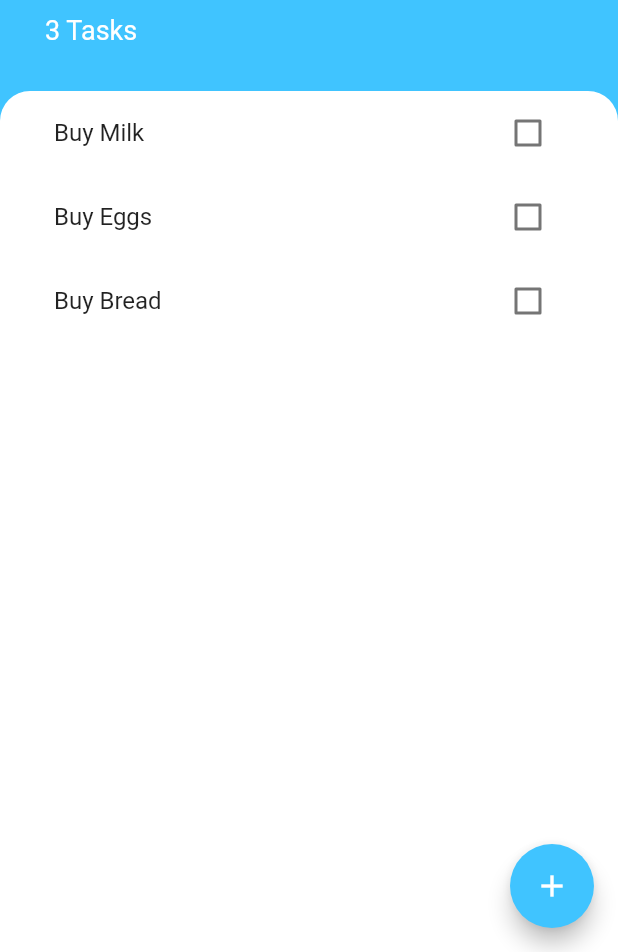
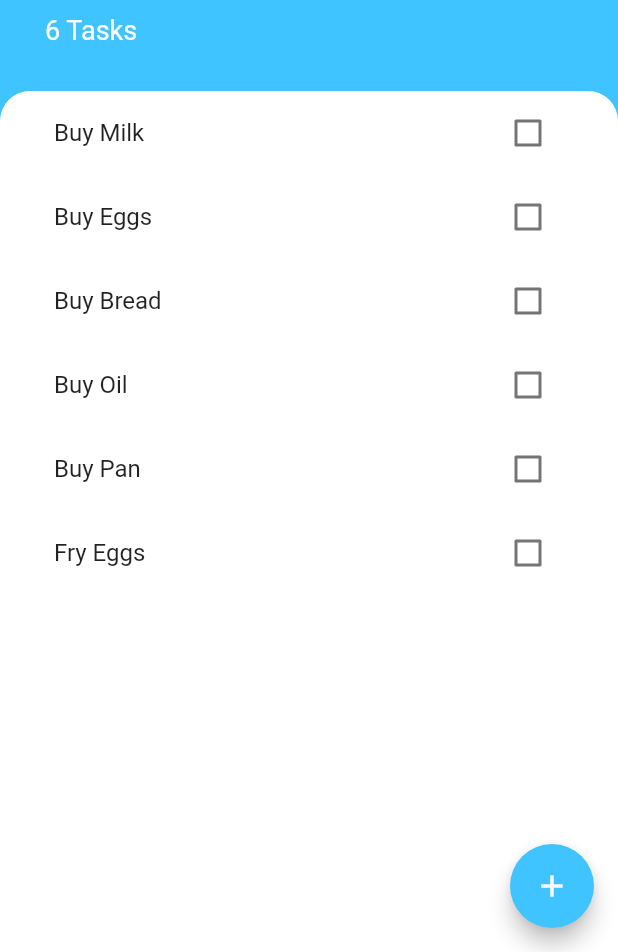
Before and after one commit to Michaelalo1/todoey, a Flutter app: the screen it shows after launch, on a phone screen of 412 x 824 dp, the part 284-1236 px from its top. Run offline on Flutter 3.47's test engine with Material 2 defaults, Android fonts, the phone set to English and light mode, and no system bars.

Commit message:
added tasks

```diff
--- a/lib/screens/tasks_screen.dart
+++ b/lib/screens/tasks_screen.dart
@@ -13,6 +13,9 @@ class _TasksScreenState extends State<TasksScreen> {
     Task(name: 'Buy Milk'),
     Task(name: 'Buy Eggs'),
     Task(name: 'Buy Bread'),
+    Task(name: 'Buy Oil'),
+    Task(name: 'Buy Pan'),
+    Task(name: 'Fry Eggs'),
   ];
 
   @override
```
